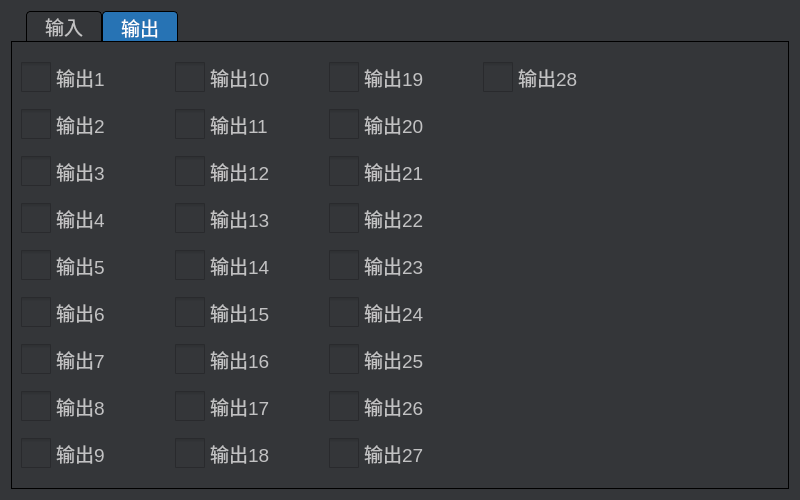
The window that frm_monitor.ui (eeyoo/yunsheng) describes before a commit, drawn with Qt 5.
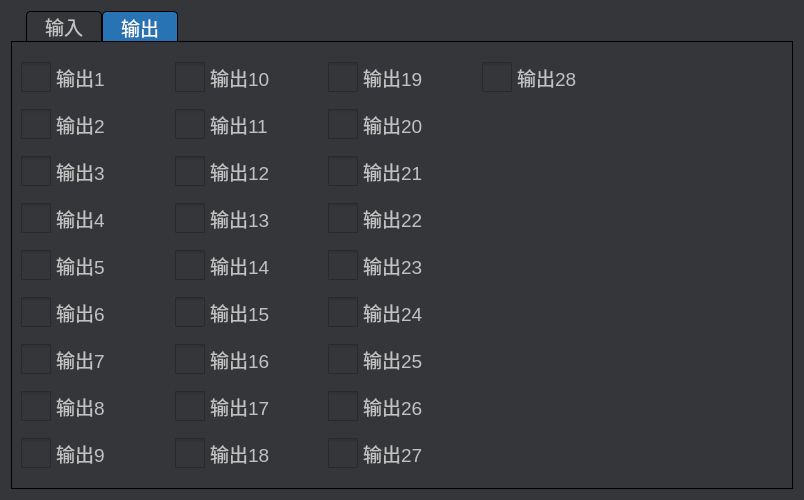
The same window after the commit. Icons and pictures are not drawn.

```diff
--- a/frm_monitor.ui
+++ b/frm_monitor.ui
@@ -6,7 +6,7 @@
    <rect>
     <x>0</x>
     <y>0</y>
-    <width>800</width>
+    <width>804</width>
     <height>500</height>
    </rect>
   </property>
@@ -40,7 +40,7 @@
 border-top-right-radius: 4px;
 min-width: 70px;
 padding: 2px;
-min-height: 15px;
+min-height: 20px;
 }
 
 QTabBar::tab:selected {
@@ -546,7 +546,7 @@
       </attribute>
       <layout class="QGridLayout" name="gridLayout_2">
        <property name="rightMargin">
-        <number>160</number>
+        <number>166</number>
        </property>
        <property name="horizontalSpacing">
         <number>9</number>
```
